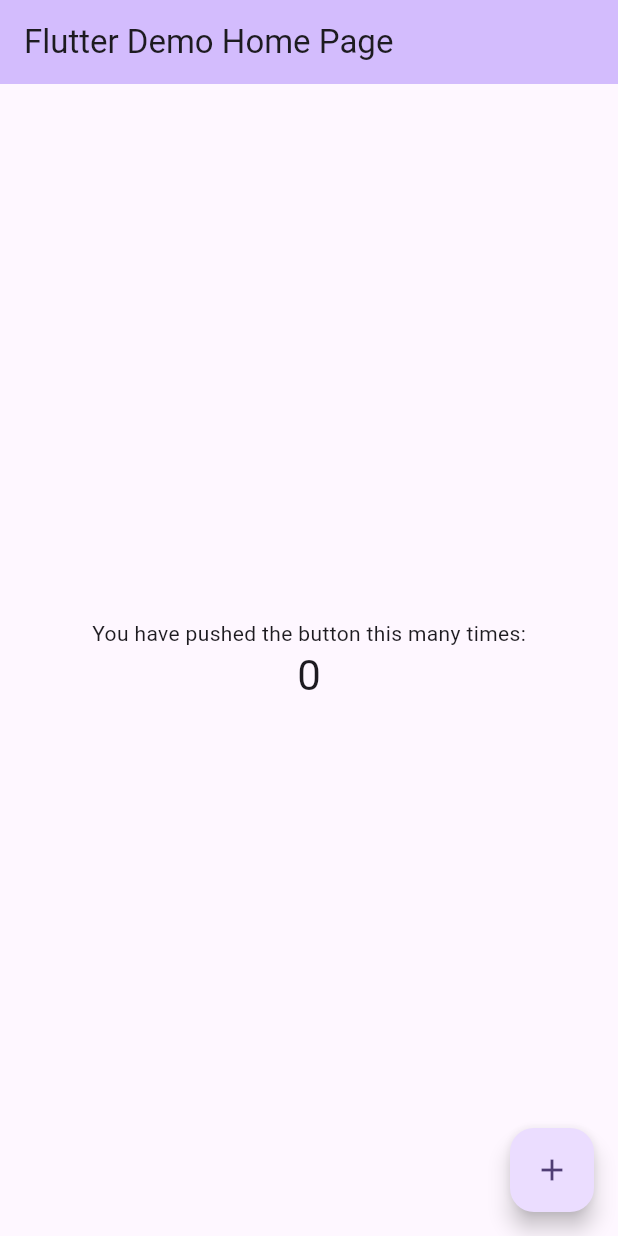
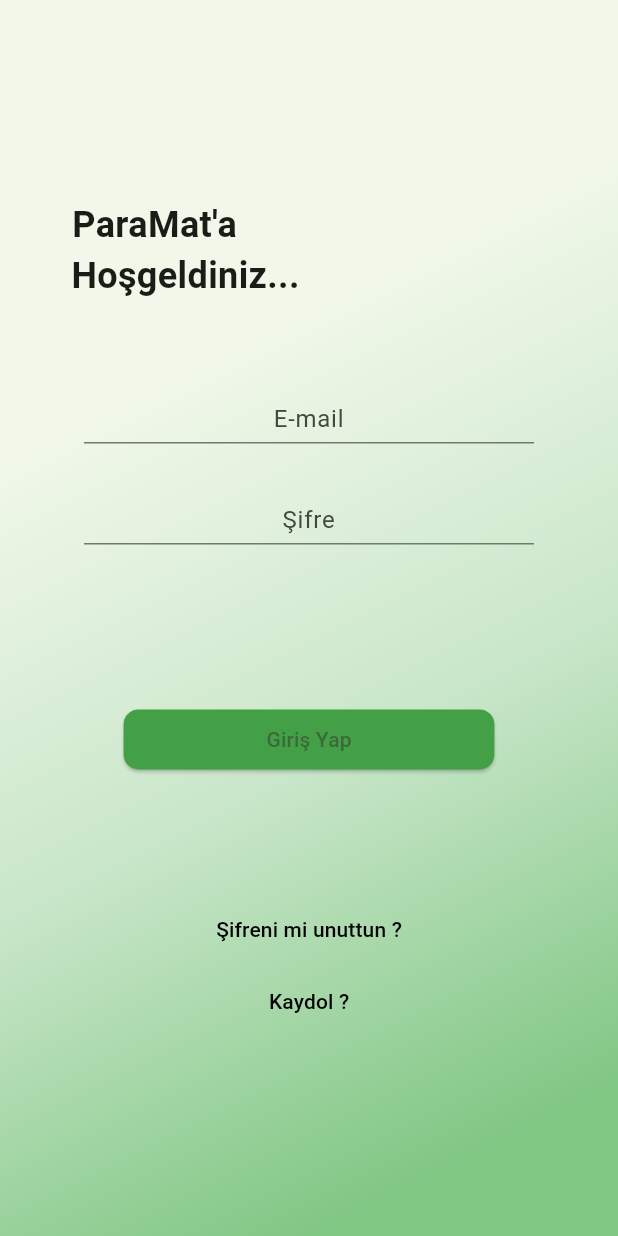
Before and after one commit to zelihagokoglan/ParaMat, a Flutter app: the screen it shows after launch, on a phone screen of 412 x 824 dp. Run offline on Flutter 3.47's test engine with Material 2 defaults, Android fonts, the light colour scheme and no system bars.

Commit message:
login sigin and home page UI finished

```diff
--- /dev/null
+++ b/lib/karsilama.dart
@@ -0,0 +1,142 @@
+import 'package:flutter/material.dart';
+import 'package:paramatt/Sifremi_Unuttum.dart';
+import 'package:paramatt/harcamalar.dart';
+import 'package:paramatt/kayit_ol.dart';
+
+class Karsilama extends StatefulWidget {
+  const Karsilama({super.key});
+
+  @override
+  State<Karsilama> createState() => _KarsilamaState();
+}
+
+class _KarsilamaState extends State<Karsilama> {
+  var mlController = TextEditingController();
+  var sfController = TextEditingController();
+  @override
+  Widget build(BuildContext context) {
+    var ekranBilgisi = MediaQuery.of(context);
+    final double ekranYuksekligi = ekranBilgisi.size.height;
+    final double ekranGenisligi = ekranBilgisi.size.width;
+
+    return Scaffold(
+      body: Container(
+        decoration: BoxDecoration(
+          gradient: LinearGradient(
+            begin: Alignment.topLeft,
+            end: Alignment.bottomRight,
+            stops: [
+              0.3,
+              0.6,
+              0.9,
+            ],
+            colors: [
+              Color(0xffFFF1F8E9),
+              Color(0xffFFC8E6C9),
+              Color(0xffFF81C784),
+            ],
+          ),
+        ),
+        child: Center(
+          child: SingleChildScrollView(
+            child: Column(
+              mainAxisAlignment: MainAxisAlignment.center,
+              children: [
+                Padding(
+                  padding: EdgeInsets.only(right: ekranGenisligi / 2.0),
+                  child: Text(
+                    "ParaMat'a",
+                    style: TextStyle(fontSize: 24, fontWeight: FontWeight.w700),
+                  ),
+                ),
+                Padding(
+                  padding: EdgeInsets.only(
+                      bottom: ekranYuksekligi / 15.0,
+                      right: ekranGenisligi / 2.5),
+                  child: Text(
+                    "Hoşgeldiniz...",
+                    style: TextStyle(fontSize: 24, fontWeight: FontWeight.w700),
+                  ),
+                ),
+                Padding(
+                  padding: EdgeInsets.only(bottom: ekranYuksekligi / 30),
+                  child: Container(
+                    width: 300,
+                    height: 40,
+                    child: TextField(
+                      decoration: InputDecoration(
+                        hintText: "E-mail",
+                      ),
+                      controller: mlController,
+                      textAlign: TextAlign.center,
+                      keyboardType: TextInputType.name,
+                    ),
+                  ),
+                ),
+                Padding(
+                  padding: EdgeInsets.only(bottom: ekranYuksekligi / 30),
+                  child: Container(
+                    width: 300,
+                    height: 40,
+                    child: TextField(
+                      decoration: InputDecoration(
+                        hintText: "Şifre",
+                      ),
+                      controller: sfController,
+                      textAlign: TextAlign.center,
+                      keyboardType: TextInputType.text,
+                    ),
+                  ),
+                ),
+                Padding(
+                  padding: EdgeInsets.all(ekranYuksekligi / 10.0),
+                  child: Container(
+                    width: 300,
+                    height: 40,
+                    child: ElevatedButton(
+                      onPressed: () {
+                        Navigator.push(
+                            context,
+                            MaterialPageRoute(
+                                builder: (context) => Harcamalar()));
+                        Text("Giriş Yapıldı");
+                      },
+                      child: Text("Giriş Yap"),
+                      style: ElevatedButton.styleFrom(
+                        primary: Color(0xffFF43A047),
+                        shape: RoundedRectangleBorder(
+                            borderRadius: BorderRadius.circular(10.0)),
+                      ),
+                    ),
+                  ),
+                ),
+                TextButton(
+                  onPressed: () {
+                    Navigator.push(
+                        context,
+                        MaterialPageRoute(
+                            builder: (context) => Sifremi_Unuttum()));
+                  },
+                  child: Text(
+                    "Şifreni mi unuttun ?",
+                    style: TextStyle(color: Colors.black),
+                  ),
+                ),
+                TextButton(
+                  onPressed: () {
+                    Navigator.push(context,
+                        MaterialPageRoute(builder: (context) => Kayit_Ol()));
+                  },
+                  child: Text(
+                    "Kaydol ?",
+                    style: TextStyle(color: Colors.black),
+                  ),
+                ),
+              ],
+            ),
+          ),
+        ),
+      ),
+    );
+  }
+}
--- a/lib/main.dart
+++ b/lib/main.dart
@@ -1,4 +1,5 @@
 import 'package:flutter/material.dart';
+import 'package:paramatt/karsilama.dart';
 
 void main() {
   runApp(const MyApp());
@@ -7,46 +8,22 @@
 class MyApp extends StatelessWidget {
   const MyApp({super.key});
 
-  // This widget is the root of your application.
   @override
   Widget build(BuildContext context) {
     return MaterialApp(
       title: 'Flutter Demo',
+      debugShowCheckedModeBanner: false,
       theme: ThemeData(
-        // This is the theme of your application.
-        //
-        // TRY THIS: Try running your application with "flutter run". You'll see
-        // the application has a blue toolbar. Then, without quitting the app,
-        // try changing the seedColor in the colorScheme below to Colors.green
-        // and then invoke "hot reload" (save your changes or press the "hot
-        // reload" button in a Flutter-supported IDE, or press "r" if you used
-        // the command line to start the app).
-        //
-        // Notice that the counter didn't reset back to zero; the application
-        // state is not lost during the reload. To reset the state, use hot
-        // restart instead.
-        //
-        // This works for code too, not just values: Most code changes can be
-        // tested with just a hot reload.
-        colorScheme: ColorScheme.fromSeed(seedColor: Colors.deepPurple),
+        colorScheme: ColorScheme.fromSeed(seedColor: Colors.green),
         useMaterial3: true,
       ),
-      home: const MyHomePage(title: 'Flutter Demo Home Page'),
+      home: Karsilama(),
     );
   }
 }
 
 class MyHomePage extends StatefulWidget {
   const MyHomePage({super.key, required this.title});
-
-  // This widget is the home page of your application. It is stateful, meaning
-  // that it has a State object (defined below) that contains fields that affect
-  // how it looks.
-
-  // This class is the configuration for the state. It holds the values (in this
-  // case the title) provided by the parent (in this case the App widget) and
-  // used by the build method of the State. Fields in a Widget subclass are
-  // always marked "final".
 
   final String title;
 
@@ -55,71 +32,19 @@
 }
 
 class _MyHomePageState extends State<MyHomePage> {
-  int _counter = 0;
-
-  void _incrementCounter() {
-    setState(() {
-      // This call to setState tells the Flutter framework that something has
-      // changed in this State, which causes it to rerun the build method below
-      // so that the display can reflect the updated values. If we changed
-      // _counter without calling setState(), then the build method would not be
-      // called again, and so nothing would appear to happen.
-      _counter++;
-    });
-  }
-
   @override
   Widget build(BuildContext context) {
-    // This method is rerun every time setState is called, for instance as done
-    // by the _incrementCounter method above.
-    //
-    // The Flutter framework has been optimized to make rerunning build methods
-    // fast, so that you can just rebuild anything that needs updating rather
-    // than having to individually change instances of widgets.
     return Scaffold(
       appBar: AppBar(
-        // TRY THIS: Try changing the color here to a specific color (to
-        // Colors.amber, perhaps?) and trigger a hot reload to see the AppBar
-        // change color while the other colors stay the same.
         backgroundColor: Theme.of(context).colorScheme.inversePrimary,
-        // Here we take the value from the MyHomePage object that was created by
-        // the App.build method, and use it to set our appbar title.
         title: Text(widget.title),
       ),
       body: Center(
-        // Center is a layout widget. It takes a single child and positions it
-        // in the middle of the parent.
         child: Column(
-          // Column is also a layout widget. It takes a list of children and
-          // arranges them vertically. By default, it sizes itself to fit its
-          // children horizontally, and tries to be as tall as its parent.
-          //
-          // Column has various properties to control how it sizes itself and
-          // how it positions its children. Here we use mainAxisAlignment to
-          // center the children vertically; the main axis here is the vertical
-          // axis because Columns are vertical (the cross axis would be
-          // horizontal).
-          //
-          // TRY THIS: Invoke "debug painting" (choose the "Toggle Debug Paint"
-          // action in the IDE, or press "p" in the console), to see the
-          // wireframe for each widget.
           mainAxisAlignment: MainAxisAlignment.center,
-          children: <Widget>[
-            const Text(
-              'You have pushed the button this many times:',
-            ),
-            Text(
-              '$_counter',
-              style: Theme.of(context).textTheme.headlineMedium,
-            ),
-          ],
+          children: [],
         ),
       ),
-      floatingActionButton: FloatingActionButton(
-        onPressed: _incrementCounter,
-        tooltip: 'Increment',
-        child: const Icon(Icons.add),
-      ), // This trailing comma makes auto-formatting nicer for build methods.
     );
   }
 }
```
Also changed, not shown: lib/Sifremi_Unuttum.dart (added, +138 -0 lines), lib/harcamalar.dart (added, +83 -0 lines), lib/kayit_ol.dart (added, +149 -0 lines), 1 other file.
